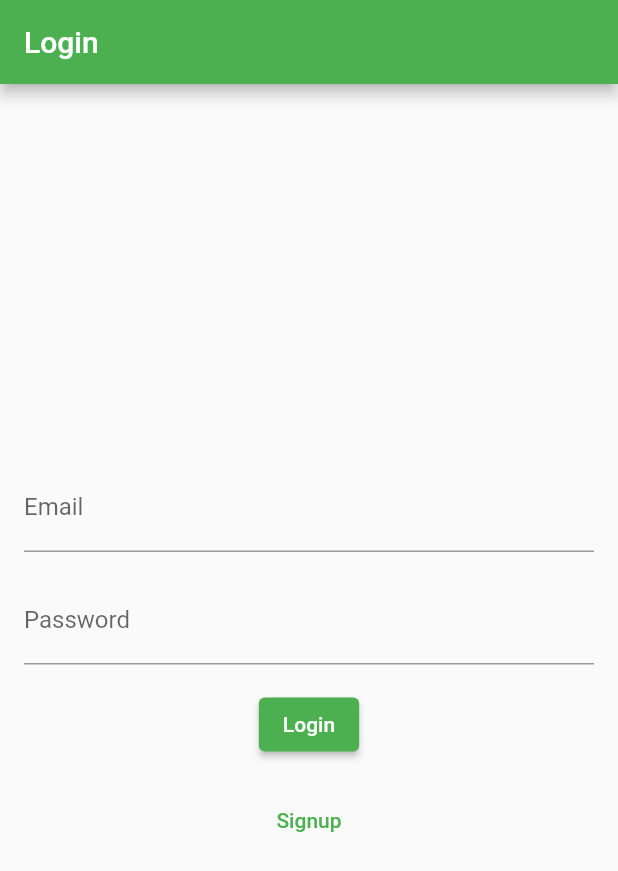
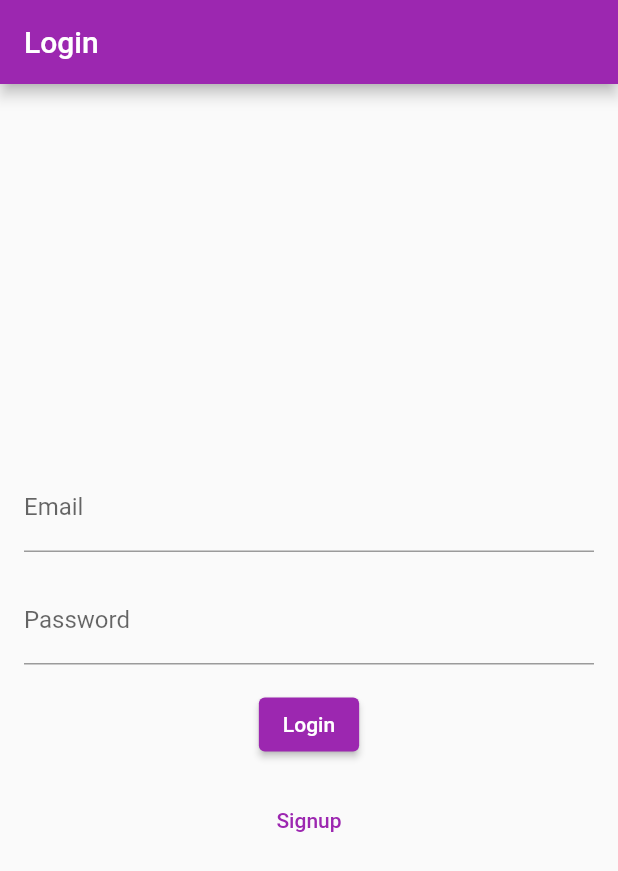
Before and after one commit to alphakta/messaging-app, a Flutter app: the screen it shows after launch, after a tap on "Login", on a phone screen of 412 x 824 dp. Shown: the top 871 px of the screen. Run offline on Flutter 3.47's test engine with Material 2 defaults, Android fonts, the phone set to English and light mode, and no system bars; our stand-ins replace firebase_auth, firebase_core; accounts and stored records are empty; network calls fail.

Commit message:
fix auth

```diff
--- a/lib/main.dart
+++ b/lib/main.dart
@@ -1,6 +1,9 @@
+// ignore_for_file: prefer_const_constructors
+
 import 'package:firebase_core/firebase_core.dart';
 import 'package:flutter/material.dart';
 import 'package:messaging_app/firebase_options.dart';
+import 'package:messaging_app/screens/auth/auth.sreen.dart';
 import 'package:messaging_app/screens/auth/login.screen.dart';
 import 'package:messaging_app/screens/auth/signup.screen.dart';
 import 'package:messaging_app/screens/chat/chat.screen.dart';
@@ -19,11 +22,11 @@ class MyApp extends StatelessWidget {
     return MaterialApp(
       title: 'Messaging App',
       theme: ThemeData(
-        primarySwatch: Colors.green,
+        primarySwatch: Colors.purple,
       ),
       initialRoute: '/',
       routes: {
-        '/': (context) => LoginScreen(),
+        '/': (context) => AuthScreen(),
         '/login': (context) => LoginScreen(),
         '/signup': (context) => SignupScreen(),
         '/chat': (context) => ChatScreen(),
--- /dev/null
+++ b/lib/screens/auth/auth.sreen.dart
@@ -0,0 +1,37 @@
+import "package:firebase_auth/firebase_auth.dart";
+import "package:flutter/material.dart";
+import "package:messaging_app/screens/auth/login.screen.dart";
+import "package:messaging_app/screens/chat/chat.screen.dart";
+
+class AuthScreen extends StatelessWidget {
+  const AuthScreen({Key? key}) : super(key: key);
+
+  @override
+  Widget build(BuildContext context) {
+    return Scaffold(
+      body: StreamBuilder<User?>(
+        stream: FirebaseAuth.instance.authStateChanges(),
+        builder: (context, snapshot) {
+          // user is logged in
+          if (snapshot.hasData) {
+            return FutureBuilder<bool>(
+              builder: (context, adminRoleSnapshot) {
+                if (adminRoleSnapshot.connectionState ==
+                    ConnectionState.waiting) {
+                  return const CircularProgressIndicator(); // or any loading indicator
+                } else {
+                  return ChatScreen();
+                }
+              },
+              future: null,
+            );
+          }
+          // user is not logged in
+          else {
+            return LoginScreen();
+          }
+        },
+      ),
+    );
+  }
+}
--- a/lib/screens/auth/login.screen.dart
+++ b/lib/screens/auth/login.screen.dart
@@ -15,7 +15,7 @@ class LoginScreen extends StatelessWidget {
         passwordController.text,
       );
 
-      if (userCredential != null) {
+      if (userCredential.user != null) {
         Navigator.pushReplacementNamed(context, '/chat');
       } else {
         print('Utilisateur non trouvé');
```
